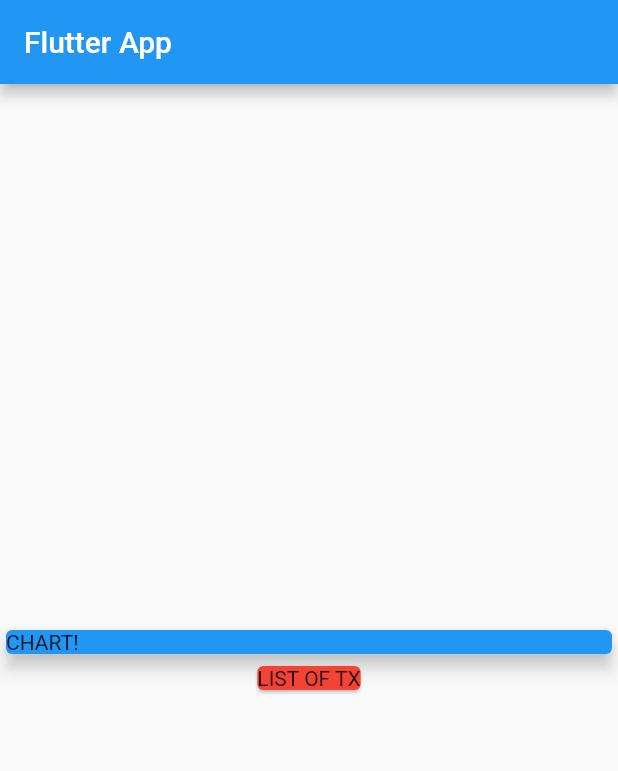
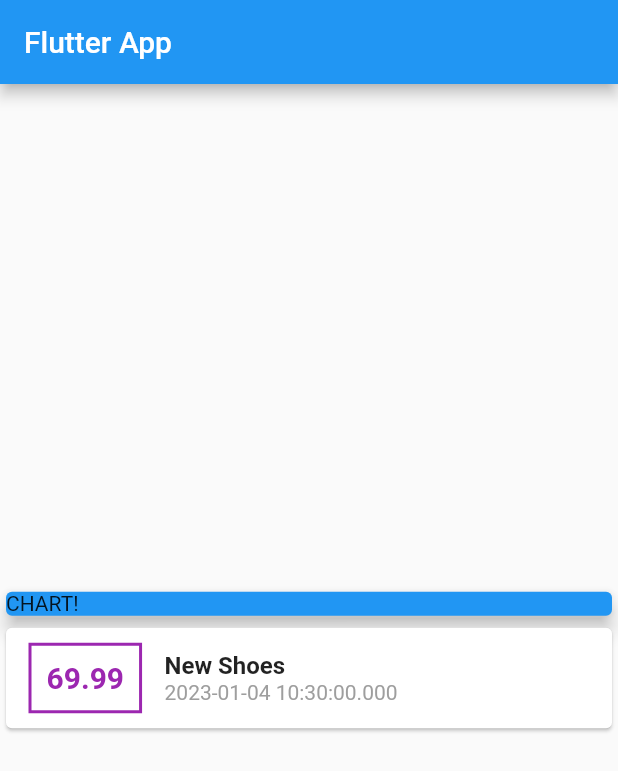
Before and after one commit to akakiev/personal-expenses-app, a Flutter app: the screen it shows after launch, on a phone screen of 412 x 824 dp. Shown: the top 771 px of the screen. Run offline on Flutter 3.47's test engine with Material 2 defaults, Android fonts, the phone set to English and light mode, and no system bars.

```diff
--- a/lib/main.dart
+++ b/lib/main.dart
@@ -1,4 +1,5 @@
 import 'package:flutter/material.dart';
+import './transaction.dart';
 
 void main() {
   runApp(const MyApp());
@@ -17,6 +18,11 @@ class MyApp extends StatelessWidget {
 }
 
 class MyHomePage extends StatelessWidget {
+  final List<Transaction> transactions = [
+    Transaction(
+        id: 't1', title: 'New Shoes', amount: 69.99, date: DateTime.now()),
+  ];
+
   @override
   Widget build(BuildContext context) {
     return Scaffold(
@@ -35,7 +41,53 @@ class MyHomePage extends StatelessWidget {
               elevation: 5,
             ),
           ),
-          Card(color: Colors.red, child: Text('LIST OF TX')),
+          Column(
+            children: transactions.map((tx) {
+              return Card(
+                child: Row(children: <Widget>[
+                  Container(
+                    margin: EdgeInsets.symmetric(
+                      vertical: 10,
+                      horizontal: 15,
+                    ),
+                    decoration: BoxDecoration(
+                      border: Border.all(
+                        color: Colors.purple,
+                        width: 2,
+                      ),
+                    ),
+                    padding: EdgeInsets.all(10),
+                    child: Text(
+                      tx.amount.toString(),
+                      style: TextStyle(
+                        fontWeight: FontWeight.bold,
+                        fontSize: 20,
+                        color: Colors.purple,
+                      ),
+                    ),
+                  ),
+                  Column(
+                    crossAxisAlignment: CrossAxisAlignment.start,
+                    children: <Widget>[
+                      Text(
+                        tx.title,
+                        style: TextStyle(
+                          fontWeight: FontWeight.bold,
+                          fontSize: 16,
+                        ),
+                      ),
+                      Text(
+                        tx.date.toString(),
+                        style: TextStyle(
+                          color: Colors.grey,
+                        ),
+                      ),
+                    ],
+                  ),
+                ]),
+              );
+            }).toList(),
+          ),
         ],
       ),
     );
--- /dev/null
+++ b/lib/transaction.dart
@@ -0,0 +1,14 @@
+import 'package:flutter/foundation.dart';
+
+class Transaction {
+  final String id;
+  final String title;
+  final double amount;
+  final DateTime date;
+
+  Transaction(
+      {required this.id,
+      required this.title,
+      required this.amount,
+      required this.date});
+}
```
